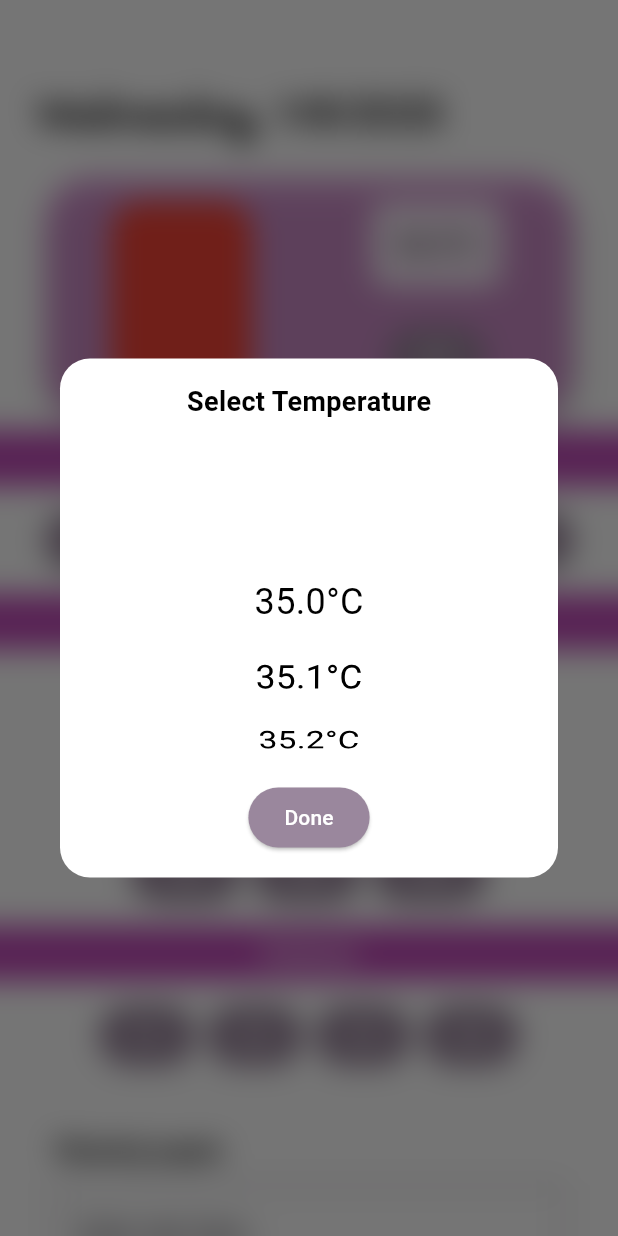
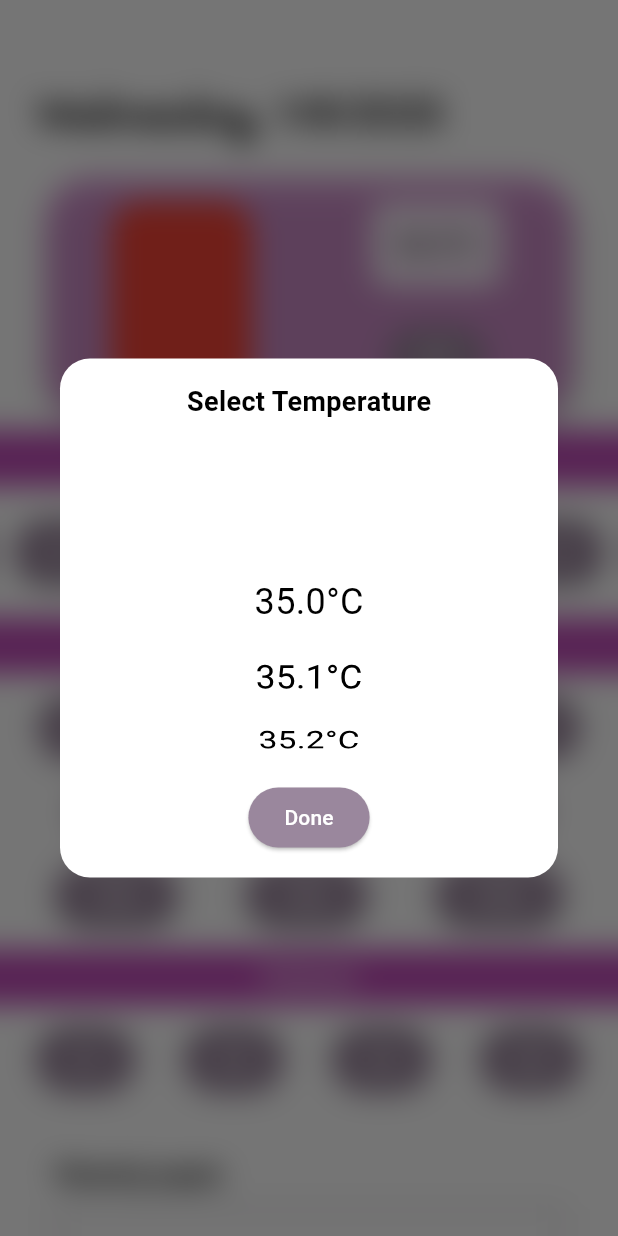
Before and after one commit to Frantisekkk/creighton, a Flutter app: the DayPage screen opened directly, after a tap on "36.0°C", on a phone screen of 412 x 824 dp. Run offline on Flutter 3.47's test engine with Material 3 defaults, Android fonts, the phone set to English and light mode, and no system bars; network calls fail.

Commit message:
adding table for the table page some basic layout of the frontend without api calling

```diff
--- a/lib/pages/day.dart
+++ b/lib/pages/day.dart
@@ -20,6 +20,8 @@ class _DayPageState extends State<DayPage> {
   String _selectedBleeding = '';
   String _selectedMucus = '';
   String _selectedFertility = '';
+  double _selectedTemperature =
+      36.0; // Add a state variable to store temperature and set default to 36 celsius
 
   @override
   void initState() {
@@ -130,11 +132,27 @@ class _DayPageState extends State<DayPage> {
                       mainAxisAlignment: MainAxisAlignment.spaceBetween,
                       children: [
                         GestureDetector(
-                          onTap: () {
-                            showDialog(
+                          onTap: () async {
+                            double? selectedTemp = await showDialog<double>(
                               context: context,
-                              builder: (context) => TemperaturePickerDialog(),
+                              builder: (context) => TemperaturePickerDialog(
+                                initialTemperature: _selectedTemperature,
+                              ),
                             );
+
+                            if (selectedTemp != null) {
+                              final today = DateFormat('yyyy-MM-dd')
+                                  .format(DateTime.now());
+                              try {
+                                await apiService.updateTemperature(
+                                    today, selectedTemp);
+                                setState(() {
+                                  _selectedTemperature = selectedTemp;
+                                });
+                              } catch (e) {
+                                print('Error updating temperature: $e');
+                              }
+                            }
                           },
                           child: Container(
                             padding: EdgeInsets.all(16.0),
@@ -143,15 +161,17 @@ class _DayPageState extends State<DayPage> {
                               borderRadius: BorderRadius.circular(10),
                             ),
                             child: Text(
-                              '36.0°C',
-                              style: TextStyle(fontSize: 18, color: textColorDark),
+                              '${_selectedTemperature.toStringAsFixed(1)}°C',
+                              style:
+                                  TextStyle(fontSize: 18, color: textColorDark),
                             ),
                           ),
                         ),
                         SizedBox(height: 20),
                         ElevatedButton(
                           style: ElevatedButton.styleFrom(
-                            backgroundColor: const Color.fromARGB(255, 154, 135, 157),
+                            backgroundColor:
+                                const Color.fromARGB(255, 154, 135, 157),
                             foregroundColor: buttonTextColor,
                           ),
                           onPressed: () {},
@@ -164,15 +184,17 @@ class _DayPageState extends State<DayPage> {
               ),
             ),
 
-
             // Bleeding Section
             _buildSection(
               buttonSection: ButtonSection(
                 title: '🩸 Krvácanie',
-                options: [['B', 'VL', 'L', 'M', 'H']],
+                options: [
+                  ['B', 'VL', 'L', 'M', 'H']
+                ],
                 selectedValue: _selectedBleeding,
                 onPressed: (value, isToggled) {
-                print('$value is ${isToggled ? "toggled on" : "toggled off"}');
+                  print(
+                      '$value is ${isToggled ? "toggled on" : "toggled off"}');
                   _updateDayData('mucus', value);
                 },
               ),
@@ -182,8 +204,8 @@ class _DayPageState extends State<DayPage> {
             ButtonSection(
               title: 'Popis',
               options: [
-                ['0', '2', '2W', '4'],  // First row
-                ['6', '8', '10'],       // Second row
+                ['0', '2', '2W', '4'], // First row
+                ['6', '8', '10'], // Second row
                 ['10DL', '10SL', '10WL'] // Third row
               ],
               selectedValue: '',
@@ -193,15 +215,17 @@ class _DayPageState extends State<DayPage> {
               },
             ),
 
-
             // Fertility Section
             _buildSection(
               buttonSection: ButtonSection(
                 title: 'Plodnosť',
-                options: [['X1', 'X2', 'X3', 'AD']],
+                options: [
+                  ['X1', 'X2', 'X3', 'AD']
+                ],
                 selectedValue: _selectedFertility,
                 onPressed: (value, isToggled) {
-                print('$value is ${isToggled ? "toggled on" : "toggled off"}');
+                  print(
+                      '$value is ${isToggled ? "toggled on" : "toggled off"}');
                   _updateDayData('mucus', value);
                 },
               ),
@@ -243,9 +267,6 @@ class _DayPageState extends State<DayPage> {
                 ],
               ),
             ),
-
-
-
           ],
         ),
       ),
@@ -261,13 +282,26 @@ class _DayPageState extends State<DayPage> {
     );
   }
 }
+
 class TemperaturePickerDialog extends StatefulWidget {
+  final double initialTemperature;
+
+  TemperaturePickerDialog({required this.initialTemperature});
+
   @override
-  _TemperaturePickerDialogState createState() => _TemperaturePickerDialogState();
+  _TemperaturePickerDialogState createState() =>
+      _TemperaturePickerDialogState();
 }
 
 class _TemperaturePickerDialogState extends State<TemperaturePickerDialog> {
   double currentTemperature = 36.0;
+
+  @override
+  void initState() {
+    super.initState();
+    currentTemperature =
+        widget.initialTemperature; // Initialize with the initial value
+  }
 
   @override
   Widget build(BuildContext context) {
@@ -286,7 +320,11 @@ class _TemperaturePickerDialogState extends State<TemperaturePickerDialog> {
             children: [
               Text(
                 'Select Temperature',
-                style: TextStyle(fontSize: 18, fontWeight: FontWeight.bold, color: Colors.black),
+                style: TextStyle(
+                  fontSize: 18,
+                  fontWeight: FontWeight.bold,
+                  color: Colors.black,
+                ),
               ),
               SizedBox(height: 20),
               SizedBox(
@@ -306,7 +344,8 @@ class _TemperaturePickerDialogState extends State<TemperaturePickerDialog> {
                           (35.0 + index * 0.1).toStringAsFixed(1) + '°C',
                           style: TextStyle(
                             fontSize: 24,
-                            fontWeight: currentTemperature == (35.0 + index * 0.1)
+                            fontWeight:
+                                currentTemperature == (35.0 + index * 0.1)
                                     ? FontWeight.bold
                                     : FontWeight.normal,
                             color: textColorDark,
@@ -321,11 +360,11 @@ class _TemperaturePickerDialogState extends State<TemperaturePickerDialog> {
               SizedBox(height: 20),
               ElevatedButton(
                 style: ElevatedButton.styleFrom(
-                  backgroundColor:  buttbackroundColor,
+                  backgroundColor: buttbackroundColor,
                   foregroundColor: buttonTextColor,
                 ),
                 onPressed: () {
-                  Navigator.of(context).pop();
+                  Navigator.of(context).pop(currentTemperature);
                 },
                 child: Text('Done'),
               ),
--- a/lib/widgets/day_page_components/ButtonSection.dart
+++ b/lib/widgets/day_page_components/ButtonSection.dart
@@ -29,7 +29,8 @@ class _ButtonSectionState extends State<ButtonSection> {
       children: [
         // Title Bar
         SizedBox(
-          width: double.infinity, // Makes the container stretch across the screen
+          width:
+              double.infinity, // Makes the container stretch across the screen
           child: Container(
             margin: EdgeInsets.symmetric(vertical: 8.0),
             padding: EdgeInsets.all(8.0),
@@ -51,21 +52,27 @@ class _ButtonSectionState extends State<ButtonSection> {
           children: widget.options.map((row) {
             return Padding(
               padding: const EdgeInsets.symmetric(vertical: 4.0),
-              child: Wrap(
-                alignment: WrapAlignment.center,
-                spacing: 8.0,
-                runSpacing: 8.0,
+              child: Row(
+                mainAxisAlignment: MainAxisAlignment
+                    .spaceEvenly, // Equal spacing between buttons
                 children: row.map((option) {
                   final isToggled = _toggledButtons.contains(option);
-                  return ElevatedButton(
+                  return Flexible(
+                    flex: 1, // Each button gets equal space
+                    child: Container(
+                      margin: const EdgeInsets.symmetric(
+                          horizontal: 8.0), // Spacing around buttons
+                      child: ElevatedButton(
                         style: ElevatedButton.styleFrom(
                           backgroundColor:
                               isToggled ? Colors.green : buttbackroundColor,
                           foregroundColor: buttonTextColor,
                           shape: RoundedRectangleBorder(
-                        borderRadius: BorderRadius.circular(30.0),
+                            borderRadius:
+                                BorderRadius.circular(30.0), // Rounded corners
                           ),
-                      padding: EdgeInsets.symmetric(horizontal: 20, vertical: 10),
+                          padding: const EdgeInsets.symmetric(
+                              horizontal: 25, vertical: 12),
                         ),
                         onPressed: () {
                           setState(() {
@@ -78,6 +85,8 @@ class _ButtonSectionState extends State<ButtonSection> {
                           widget.onPressed(option, !isToggled);
                         },
                         child: Text(option),
+                      ),
+                    ),
                   );
                 }).toList(),
               ),
```
Also changed, not shown: lib/api_services/api_service.dart (+25 -2 lines), lib/main.dart (+8 -6 lines), lib/pages/StickerDisplay.dart (+109 -46 lines), pubspec.lock, 10 other files. Lines whose indentation alone changed are shown as unchanged.
